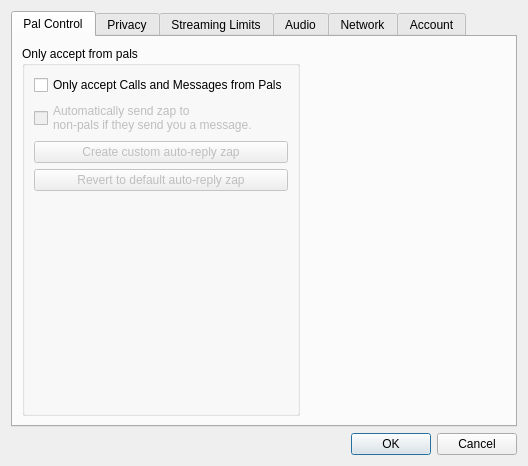
Old version of the form cdcx/config.ui in the repository blindchimp/dwyco.
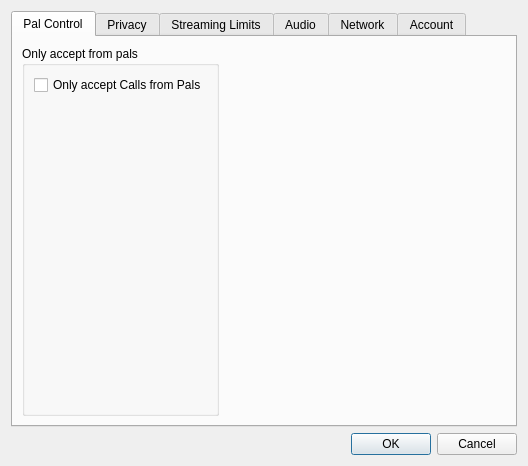
New version of the form. The open tabs and pages were chosen to show the change.

```diff
--- a/cdcx/config.ui
+++ b/cdcx/config.ui
@@ -45,38 +45,7 @@
             <item>
              <widget class="QCheckBox" name="pals_only">
               <property name="text">
-               <string>Only accept Calls and Messages from Pals</string>
-              </property>
-             </widget>
-            </item>
-            <item>
-             <widget class="QCheckBox" name="CDC_zap__send_auto_reply">
-              <property name="enabled">
-               <bool>false</bool>
-              </property>
-              <property name="text">
-               <string>Automatically send zap to
-non-pals if they send you a message.</string>
-              </property>
-             </widget>
-            </item>
-            <item>
-             <widget class="QPushButton" name="create_auto_reply">
-              <property name="enabled">
-               <bool>false</bool>
-              </property>
-              <property name="text">
-               <string>Create custom auto-reply zap</string>
-              </property>
-             </widget>
-            </item>
-            <item>
-             <widget class="QPushButton" name="revert_auto_reply">
-              <property name="enabled">
-               <bool>false</bool>
-              </property>
-              <property name="text">
-               <string>Revert to default auto-reply zap</string>
+               <string>Only accept Calls from Pals</string>
               </property>
              </widget>
             </item>
```
Left out of the diff: 5 changed lines with no effect on the pictures.
